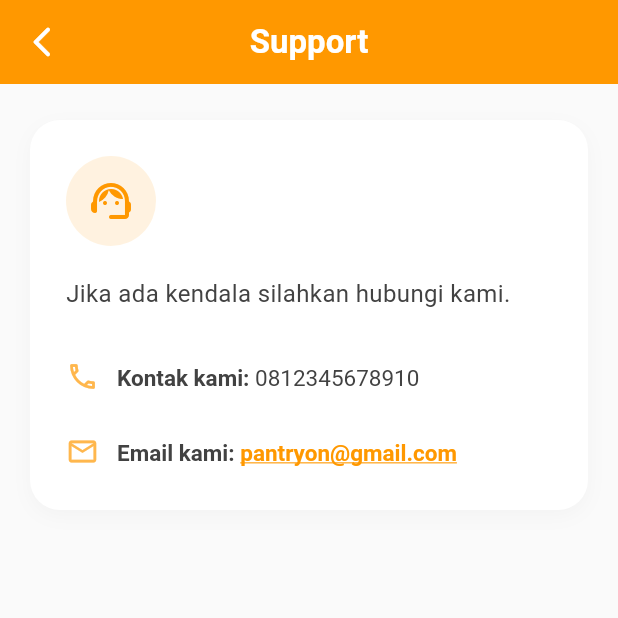
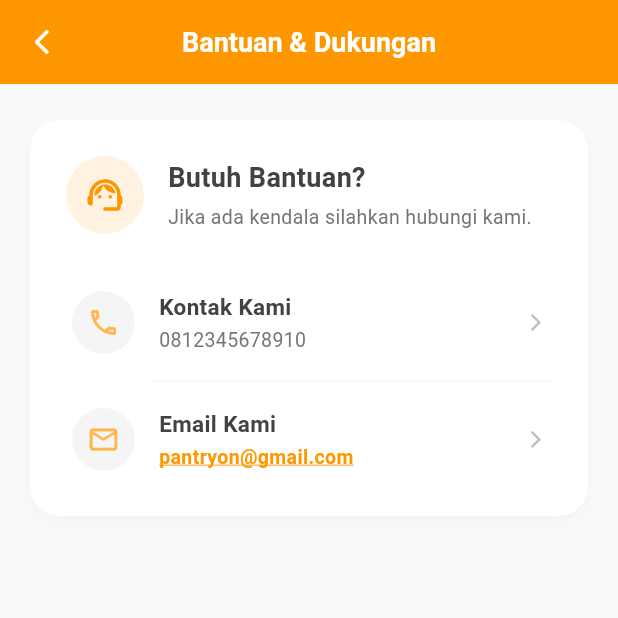
Before and after one commit to Mycticount-X/Pantryon-Mobile, a Flutter app: the SupportPage screen opened directly, on a phone screen of 412 x 824 dp, the top half of it. Run offline on Flutter 3.47's test engine with Material 3 defaults, Android fonts, the phone set to English and light mode, and no system bars; our stand-ins replace flutter_dotenv, supabase_flutter; missing offline and left inert: mobile_scanner; accounts and stored records are empty.

Commit message:
Restyle: Edit and Support UI

```diff
--- a/lib/screens/edit_profile.dart
+++ b/lib/screens/edit_profile.dart
@@ -113,13 +113,13 @@ class _EditProfilePageState extends State<EditProfilePage> {
       appBar: AppBar(
         title: const Text(
           'Edit Profil',
-          style: TextStyle(fontWeight: FontWeight.bold, color: Colors.white),
+          style: TextStyle(fontWeight: FontWeight.bold, color: Colors.white, fontSize: 18),
         ),
         backgroundColor: kPrimaryColor,
         elevation: 0,
         centerTitle: true,
         leading: IconButton(
-          icon: const Icon(Icons.arrow_back_ios_new_rounded, color: Colors.white),
+          icon: const Icon(Icons.arrow_back_ios_new_rounded, color: Colors.white, size: 20),
           onPressed: _isSaving ? null : () => Navigator.pop(context),
         ),
       ),
@@ -165,6 +165,18 @@ class _EditProfilePageState extends State<EditProfilePage> {
       );
     }
 
+    final cardDecoration = BoxDecoration(
+      color: Colors.white,
+      borderRadius: BorderRadius.circular(20),
+      boxShadow: [
+        BoxShadow(
+          color: Colors.grey.withOpacity(0.08),
+          blurRadius: 10,
+          offset: const Offset(0, 4),
+        ),
+      ],
+    );
+
     return SingleChildScrollView(
       padding: const EdgeInsets.fromLTRB(20, 24, 20, 32),
       child: Form(
@@ -172,36 +184,27 @@ class _EditProfilePageState extends State<EditProfilePage> {
         child: Column(
           crossAxisAlignment: CrossAxisAlignment.stretch,
           children: [
+            // Informasi Akun
             Container(
               padding: const EdgeInsets.all(24),
-              decoration: BoxDecoration(
-                color: Colors.white,
-                borderRadius: BorderRadius.circular(20),
-                boxShadow: [
-                  BoxShadow(
-                    color: Colors.grey.withOpacity(0.08),
-                    blurRadius: 10,
-                    offset: const Offset(0, 4),
-                  ),
-                ],
-              ),
+              decoration: cardDecoration,
               child: Column(
                 crossAxisAlignment: CrossAxisAlignment.start,
                 children: [
                   const Text(
                     'Informasi Akun',
                     style: TextStyle(
-                      fontSize: 18,
+                      fontSize: 16,
                       fontWeight: FontWeight.bold,
                       color: kTextBlack,
                     ),
                   ),
-                  const SizedBox(height: 8),
+                  const SizedBox(height: 6),
                   Text(
-                    'Perbarui nama dan email Anda. Kosongkan password baru jika tidak ingin mengganti.',
-                    style: TextStyle(fontSize: 13, color: Colors.grey.shade600),
+                    'Perbarui nama dan email Anda di bawah ini.',
+                    style: TextStyle(fontSize: 13, color: Colors.grey.shade500),
                   ),
-                  const SizedBox(height: 24),
+                  const SizedBox(height: 20),
                   TextFormField(
                     controller: _nameController,
                     textInputAction: TextInputAction.next,
@@ -224,16 +227,33 @@ class _EditProfilePageState extends State<EditProfilePage> {
                     validator: (value) =>
                         _profileService.validateEmail(value ?? ''),
                   ),
-                  const SizedBox(height: 24),
+                ],
+              ),
+            ),
+
+            const SizedBox(height: 20),
+
+            // Ubah Password
+            Container(
+              padding: const EdgeInsets.all(24),
+              decoration: cardDecoration,
+              child: Column(
+                crossAxisAlignment: CrossAxisAlignment.start,
+                children: [
                   const Text(
-                    'Ubah Password (opsional)',
+                    'Ubah Password',
                     style: TextStyle(
                       fontSize: 16,
                       fontWeight: FontWeight.bold,
                       color: kTextBlack,
                     ),
                   ),
-                  const SizedBox(height: 16),
+                  const SizedBox(height: 6),
+                  Text(
+                    'Kosongkan password baru jika tidak ingin mengganti.',
+                    style: TextStyle(fontSize: 13, color: Colors.grey.shade500),
+                  ),
+                  const SizedBox(height: 20),
                   TextFormField(
                     controller: _oldPasswordController,
                     obscureText: _obscureOldPassword,
@@ -291,7 +311,9 @@ class _EditProfilePageState extends State<EditProfilePage> {
                 ],
               ),
             ),
-            const SizedBox(height: 24),
+
+            const SizedBox(height: 28),
+
             ElevatedButton(
               onPressed: _isSaving ? null : _onConfirm,
               style: ElevatedButton.styleFrom(
@@ -300,7 +322,7 @@ class _EditProfilePageState extends State<EditProfilePage> {
                 shape: RoundedRectangleBorder(
                   borderRadius: BorderRadius.circular(16),
                 ),
-                elevation: 4,
+                elevation: 2,
                 shadowColor: kPrimaryColor.withOpacity(0.3),
               ),
               child: _isSaving
--- a/lib/screens/support.dart
+++ b/lib/screens/support.dart
@@ -40,14 +40,14 @@ class SupportPage extends StatelessWidget {
       backgroundColor: Colors.grey.shade50,
       appBar: AppBar(
         title: const Text(
-          'Support',
-          style: TextStyle(fontWeight: FontWeight.bold, color: Colors.white),
+          'Bantuan & Dukungan',
+          style: TextStyle(fontWeight: FontWeight.bold, color: Colors.white, fontSize: 18),
         ),
         backgroundColor: kPrimaryColor,
         elevation: 0,
         centerTitle: true,
         leading: IconButton(
-          icon: const Icon(Icons.arrow_back_ios_new_rounded, color: Colors.white),
+          icon: const Icon(Icons.arrow_back_ios_new_rounded, color: Colors.white, size: 20),
           onPressed: () => Navigator.pop(context),
         ),
       ),
@@ -70,8 +70,10 @@ class SupportPage extends StatelessWidget {
           child: Column(
             crossAxisAlignment: CrossAxisAlignment.start,
             children: [
+              Row(
+                children: [
                   Container(
-                padding: const EdgeInsets.all(14),
+                    padding: const EdgeInsets.all(12),
                     decoration: BoxDecoration(
                       color: kPrimaryColor.withOpacity(0.12),
                       shape: BoxShape.circle,
@@ -79,33 +81,54 @@ class SupportPage extends StatelessWidget {
                     child: const Icon(
                       Icons.support_agent_rounded,
                       color: kPrimaryColor,
-                  size: 32,
+                      size: 28,
                     ),
                   ),
-              const SizedBox(height: 20),
-              const Text(
-                'Jika ada kendala silahkan hubungi kami.',
+                  const SizedBox(width: 16),
+                  const Expanded(
+                    child: Column(
+                      crossAxisAlignment: CrossAxisAlignment.start,
+                      children: [
+                        Text(
+                          'Butuh Bantuan?',
                           style: TextStyle(
-                  fontSize: 16,
-                  height: 1.5,
+                            fontSize: 18,
+                            fontWeight: FontWeight.bold,
                             color: kTextBlack,
                           ),
                         ),
-              const SizedBox(height: 28),
-              _buildContactRow(
+                        SizedBox(height: 4),
+                        Text(
+                          'Jika ada kendala silahkan hubungi kami.',
+                          style: TextStyle(
+                            fontSize: 13,
+                            color: kTextGrey,
+                          ),
+                        ),
+                      ],
+                    ),
+                  ),
+                ],
+              ),
+
+              const SizedBox(height: 32),
+
+              _buildContactTile(
                 icon: Icons.phone_outlined,
-                label: 'Kontak kami:',
-                value: _phoneNumber,
+                title: 'Kontak Kami',
+                subtitle: _phoneNumber,
                 onTap: () => _launchUri(
                   context,
                   Uri.parse('tel:$_phoneNumber'),
                 ),
               ),
-              const SizedBox(height: 20),
-              _buildContactRow(
+
+              Divider(height: 24, color: Colors.grey.shade100, indent: 56),
+
+              _buildContactTile(
                 icon: Icons.email_outlined,
-                label: 'Email kami:',
-                value: _emailAddress,
+                title: 'Email Kami',
+                subtitle: _emailAddress,
                 isLink: true,
                 onTap: () => _launchUri(
                   context,
@@ -119,40 +142,47 @@ class SupportPage extends StatelessWidget {
     );
   }
 
-  Widget _buildContactRow({
+  Widget _buildContactTile({
     required IconData icon,
-    required String label,
-    required String value,
+    required String title,
+    required String subtitle,
     required VoidCallback onTap,
     bool isLink = false,
   }) {
     return InkWell(
       onTap: onTap,
-      borderRadius: BorderRadius.circular(12),
+      borderRadius: BorderRadius.circular(16),
       child: Padding(
-        padding: const EdgeInsets.symmetric(vertical: 4),
+        padding: const EdgeInsets.symmetric(vertical: 6, horizontal: 4),
         child: Row(
+          children: [
+            Container(
+              padding: const EdgeInsets.all(10),
+              decoration: BoxDecoration(
+                color: Colors.grey.shade100,
+                shape: BoxShape.circle,
+              ),
+              child: Icon(icon, color: kAccentColor, size: 22),
+            ),
+            const SizedBox(width: 16),
+            Expanded(
+              child: Column(
                 crossAxisAlignment: CrossAxisAlignment.start,
                 children: [
-            Icon(icon, color: kAccentColor, size: 22),
-            const SizedBox(width: 12),
-            Expanded(
-              child: RichText(
-                text: TextSpan(
+                  Text(
+                    title,
+                    style: const TextStyle(
+                      fontWeight: FontWeight.bold,
+                      color: kTextBlack,
+                      fontSize: 15,
+                    ),
+                  ),
+                  const SizedBox(height: 2),
+                  Text(
+                    subtitle,
                     style: TextStyle(
-                    fontSize: 15,
-                    height: 1.45,
-                    color: Colors.grey.shade800,
-                  ),
-                  children: [
-                    TextSpan(
-                      text: '$label ',
-                      style: const TextStyle(fontWeight: FontWeight.w600),
-                    ),
-                    TextSpan(
-                      text: value,
-                      style: TextStyle(
-                        color: isLink ? kPrimaryColor : kTextBlack,
+                      color: isLink ? kPrimaryColor : Colors.grey.shade600,
+                      fontSize: 13,
                       fontWeight: isLink ? FontWeight.w600 : FontWeight.normal,
                       decoration: isLink ? TextDecoration.underline : null,
                       decorationColor: kPrimaryColor,
@@ -161,7 +191,7 @@ class SupportPage extends StatelessWidget {
                 ],
               ),
             ),
-            ),
+            Icon(Icons.arrow_forward_ios_rounded, size: 14, color: Colors.grey.shade400),
           ],
         ),
       ),
```
Also changed, not shown: lib/services/profile_service.dart (+2 -9 lines), pubspec.lock. Lines whose indentation alone changed are shown as unchanged.
